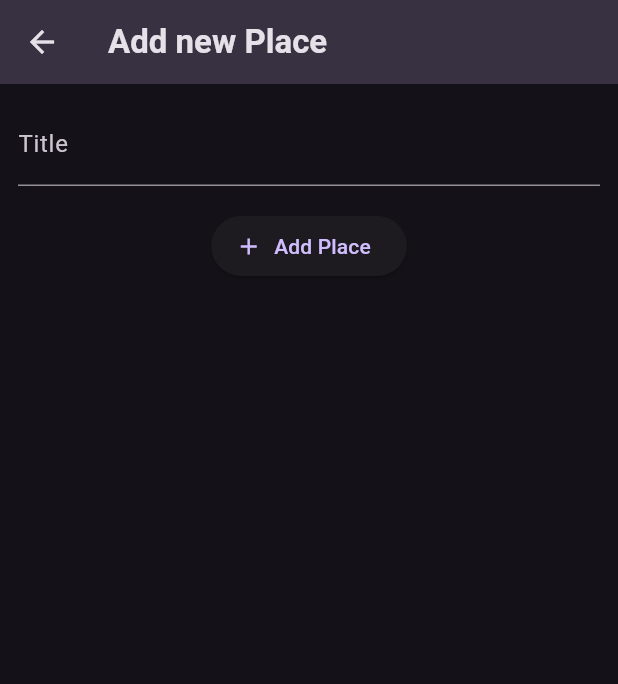
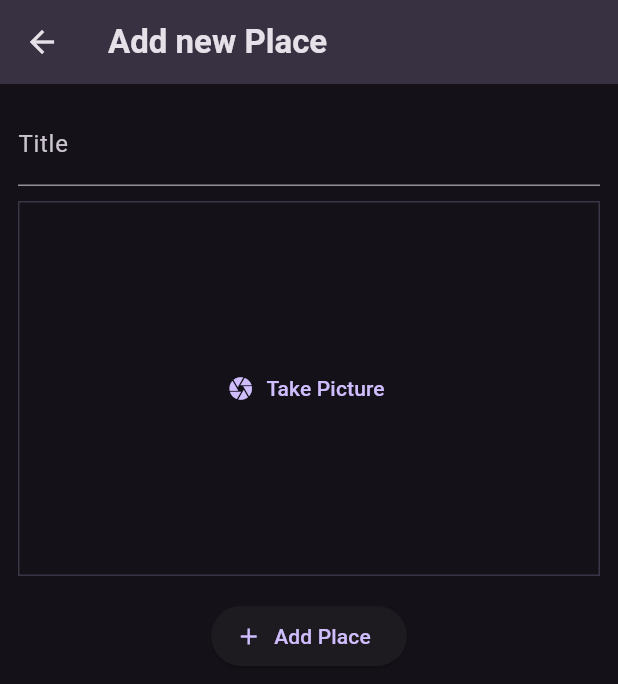
Before and after one commit to AmmarSultanDev/favorite_places_app, a Flutter app: the AddPlaceScreen screen opened directly, on a phone screen of 412 x 824 dp. Shown: the top 684 px of the screen. Run offline on Flutter 3.47's test engine with Material 3 defaults, Android fonts, the phone set to English and light mode, and no system bars; our stand-ins replace flutter_riverpod, google_fonts.

Commit message:
feat: Add ImageInput widget for capturing and displaying images
The code changes introduce the following modifications:
- Add `ImageInput` widget to allow users to capture and display images
- Import `ImageInput` widget in `AddPlaceScreen` to include it in the UI

These changes aim to enhance the app by providing functionality to capture and display images for a new place.

```diff
--- a/lib/screens/add_place.dart
+++ b/lib/screens/add_place.dart
@@ -1,4 +1,5 @@
 import 'package:favorite_places_app/providers/user_places.dart';
+import 'package:favorite_places_app/widgets/image_input.dart';
 import 'package:flutter/material.dart';
 import 'package:flutter_riverpod/flutter_riverpod.dart';
 
@@ -49,6 +50,9 @@ class _AddPlaceScreenState extends ConsumerState<AddPlaceScreen> {
                 color: Theme.of(context).colorScheme.onSurface,
               ),
             ),
+            // Image input
+            const SizedBox(height: 10),
+            ImageInput(),
             const SizedBox(height: 16),
             ElevatedButton.icon(
               onPressed: _savePlace,
--- /dev/null
+++ b/lib/widgets/image_input.dart
@@ -0,0 +1,31 @@
+import 'package:flutter/material.dart';
+
+class ImageInput extends StatefulWidget {
+  const ImageInput({super.key});
+
+  @override
+  State<ImageInput> createState() => _ImageInputState();
+}
+
+class _ImageInputState extends State<ImageInput> {
+  void _takePicture() {}
+  @override
+  Widget build(BuildContext context) {
+    return Container(
+      decoration: BoxDecoration(
+        border: Border.all(
+          width: 1,
+          color: Theme.of(context).colorScheme.primary.withOpacity(0.2),
+        ),
+      ),
+      height: 250,
+      width: double.infinity,
+      alignment: Alignment.center,
+      child: TextButton.icon(
+        icon: Icon(Icons.camera),
+        label: const Text('Take Picture'),
+        onPressed: () {},
+      ),
+    );
+  }
+}
```
